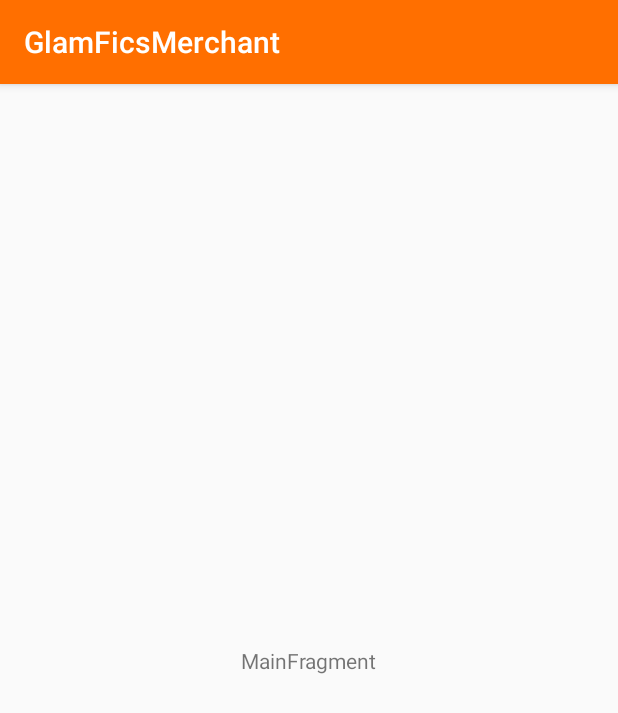
After one commit to karthikApps/mvvm-merchant-databinding-dagger-basics, an Android app: the MainFragment screen opened directly, with no data from a screen before it, on a phone screen of 412 x 824 dp. The commit adds this screen. Shown: the top 713 px of the screen. Run offline under Robolectric (Android 15) with nearby library versions, the phone set to English and light mode, and no system bars; our stand-ins replace data binding.

```diff
--- a/app/src/main/AndroidManifest.xml
+++ b/app/src/main/AndroidManifest.xml
@@ -9,13 +9,16 @@
         android:roundIcon="@mipmap/ic_launcher_round"
         android:supportsRtl="true"
         android:theme="@style/AppTheme">
-        <activity android:name=".MainActivity">
+        <activity
+            android:name=".SplashActivity"
+            android:theme="@style/splashBackground">
             <intent-filter>
                 <action android:name="android.intent.action.MAIN" />
 
                 <category android:name="android.intent.category.LAUNCHER" />
             </intent-filter>
         </activity>
+        <activity android:name=".MainActivity" />
     </application>
 
 </manifest>
--- a/app/src/main/java/com/yottabit/glamficsmerchant/MainActivity.kt
+++ b/app/src/main/java/com/yottabit/glamficsmerchant/MainActivity.kt
@@ -2,11 +2,18 @@ package com.yottabit.glamficsmerchant
 
 import androidx.appcompat.app.AppCompatActivity
 import android.os.Bundle
+import com.yottabit.glamficsmerchant.ui.main.MainFragment
 
 class MainActivity : AppCompatActivity() {
 
     override fun onCreate(savedInstanceState: Bundle?) {
         super.onCreate(savedInstanceState)
-        setContentView(R.layout.activity_main)
+        setContentView(R.layout.main_activity)
+        if (savedInstanceState == null) {
+            supportFragmentManager.beginTransaction()
+                .replace(R.id.container, MainFragment.newInstance())
+                .commitNow()
+        }
     }
+
 }
--- /dev/null
+++ b/app/src/main/java/com/yottabit/glamficsmerchant/ui/main/MainFragment.kt
@@ -0,0 +1,32 @@
+package com.yottabit.glamficsmerchant.ui.main
+
+import android.os.Bundle
+import androidx.fragment.app.Fragment
+import android.view.LayoutInflater
+import android.view.View
+import android.view.ViewGroup
+import androidx.lifecycle.ViewModelProviders
+import com.yottabit.glamficsmerchant.R
+
+class MainFragment : Fragment() {
+
+    companion object {
+        fun newInstance() = MainFragment()
+    }
+
+    private lateinit var viewModel: MainViewModel
+
+    override fun onCreateView(
+        inflater: LayoutInflater, container: ViewGroup?,
+        savedInstanceState: Bundle?
+    ): View {
+        return inflater.inflate(R.layout.main_fragment, container, false)
+    }
+
+    override fun onActivityCreated(savedInstanceState: Bundle?) {
+        super.onActivityCreated(savedInstanceState)
+        viewModel = ViewModelProviders.of(this).get(MainViewModel::class.java)
+        // TODO: Use the ViewModel
+    }
+
+}
--- /dev/null
+++ b/app/src/main/java/com/yottabit/glamficsmerchant/ui/main/MainViewModel.kt
@@ -0,0 +1,7 @@
+package com.yottabit.glamficsmerchant.ui.main
+
+import androidx.lifecycle.ViewModel
+
+class MainViewModel : ViewModel() {
+    // TODO: Implement the ViewModel
+}
--- /dev/null
+++ b/app/src/main/res/drawable-v24/splash_bg_ll.xml
@@ -0,0 +1,10 @@
+<?xml version="1.0" encoding="utf-8"?>
+<layer-list xmlns:android="http://schemas.android.com/apk/res/android"
+    android:opacity="opaque">
+
+    <item android:drawable="@color/black" />
+
+    <item
+        android:drawable="@drawable/ic_logo"
+        android:gravity="center" />
+</layer-list>
--- /dev/null
+++ b/app/src/main/res/drawable/splash_bg_ll.xml
@@ -0,0 +1,10 @@
+<?xml version="1.0" encoding="utf-8"?>
+<layer-list xmlns:android="http://schemas.android.com/apk/res/android"
+    android:opacity="opaque">
+
+    <item android:drawable="@color/black" />
+
+    <item
+        android:drawable="@drawable/ic_logo"
+        android:gravity="center" />
+</layer-list>
--- /dev/null
+++ b/app/src/main/res/layout/main_activity.xml
@@ -0,0 +1,11 @@
+<?xml version="1.0" encoding="utf-8"?>
+<layout xmlns:android="http://schemas.android.com/apk/res/android"
+    xmlns:tools="http://schemas.android.com/tools">
+
+    <FrameLayout
+        android:id="@+id/container"
+        android:layout_width="match_parent"
+        android:layout_height="match_parent"
+        tools:context=".MainActivity" />
+
+</layout>
--- a/app/src/main/res/layout/activity_main.xml
+++ b/app/src/main/res/layout/main_fragment.xml
@@ -2,17 +2,19 @@
 <androidx.constraintlayout.widget.ConstraintLayout xmlns:android="http://schemas.android.com/apk/res/android"
     xmlns:app="http://schemas.android.com/apk/res-auto"
     xmlns:tools="http://schemas.android.com/tools"
+    android:id="@+id/main"
     android:layout_width="match_parent"
     android:layout_height="match_parent"
     tools:context=".MainActivity">
 
     <TextView
+        android:id="@+id/message"
         android:layout_width="wrap_content"
         android:layout_height="wrap_content"
-        android:text="Hello World!"
+        android:text="MainFragment"
         app:layout_constraintBottom_toBottomOf="parent"
-        app:layout_constraintLeft_toLeftOf="parent"
-        app:layout_constraintRight_toRightOf="parent"
+        app:layout_constraintEnd_toEndOf="parent"
+        app:layout_constraintStart_toStartOf="parent"
         app:layout_constraintTop_toTopOf="parent" />
 
 </androidx.constraintlayout.widget.ConstraintLayout>
--- a/app/src/main/res/values/colors.xml
+++ b/app/src/main/res/values/colors.xml
@@ -1,6 +1,7 @@
 <?xml version="1.0" encoding="utf-8"?>
 <resources>
-    <color name="colorPrimary">#008577</color>
-    <color name="colorPrimaryDark">#00574B</color>
+    <color name="colorPrimary">#FF6F00</color>
+    <color name="colorPrimaryDark">#A74A04</color>
     <color name="colorAccent">#D81B60</color>
+    <color name="black">#000000</color>
 </resources>
--- a/app/src/main/res/values/styles.xml
+++ b/app/src/main/res/values/styles.xml
@@ -8,4 +8,16 @@
         <item name="colorAccent">@color/colorAccent</item>
     </style>
 
+    <style name="FullScreen" parent="Theme.AppCompat.Light.NoActionBar">
+        <!-- Customize your theme here. -->
+        <item name="colorPrimary">@color/colorPrimary</item>
+        <item name="colorPrimaryDark">@color/colorPrimaryDark</item>
+        <item name="colorAccent">@color/colorAccent</item>
+    </style>
+
+
+    <style name="splashBackground" parent="FullScreen">
+        <item name="android:windowBackground">@drawable/splash_bg_ll</item>
+    </style>
+
 </resources>
```
Also changed, not shown: app/build.gradle (+12 -4 lines), app/src/main/java/com/yottabit/glamficsmerchant/SplashActivity.kt (added, +37 -0 lines), app/src/main/java/com/yottabit/glamficsmerchant/ui/main/SplashViewModel.kt (added, +25 -0 lines), app/src/main/res/layout/activity_splash.xml (added, +12 -0 lines), app/src/main/res/drawable/ic_logo.png (added), build.gradle (line endings or trailing spaces).
